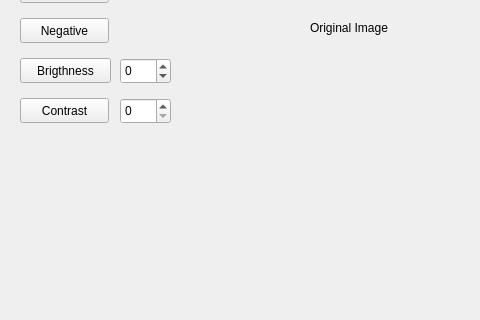
The window that mainwindow.ui (alumertz/fpi2) describes before a commit, drawn with Qt 5; both pictures show x 0 to 480 and y 132 to 452 of the 1129 by 716 pixel window.
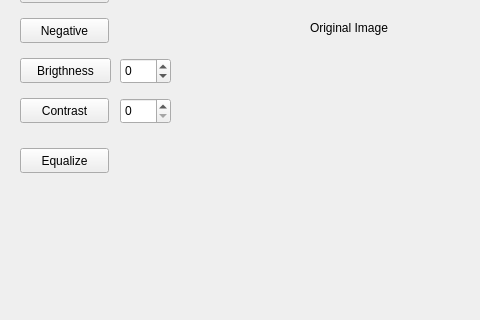
The same window after the commit.

```diff
--- a/mainwindow.ui
+++ b/mainwindow.ui
@@ -191,6 +191,19 @@
     </property>
     <layout class="QHBoxLayout" name="horizontalLayout_2"/>
    </widget>
+   <widget class="QPushButton" name="equalizeButton">
+    <property name="geometry">
+     <rect>
+      <x>20</x>
+      <y>280</y>
+      <width>89</width>
+      <height>25</height>
+     </rect>
+    </property>
+    <property name="text">
+     <string>Equalize</string>
+    </property>
+   </widget>
   </widget>
   <widget class="QMenuBar" name="menubar">
    <property name="geometry">
```
